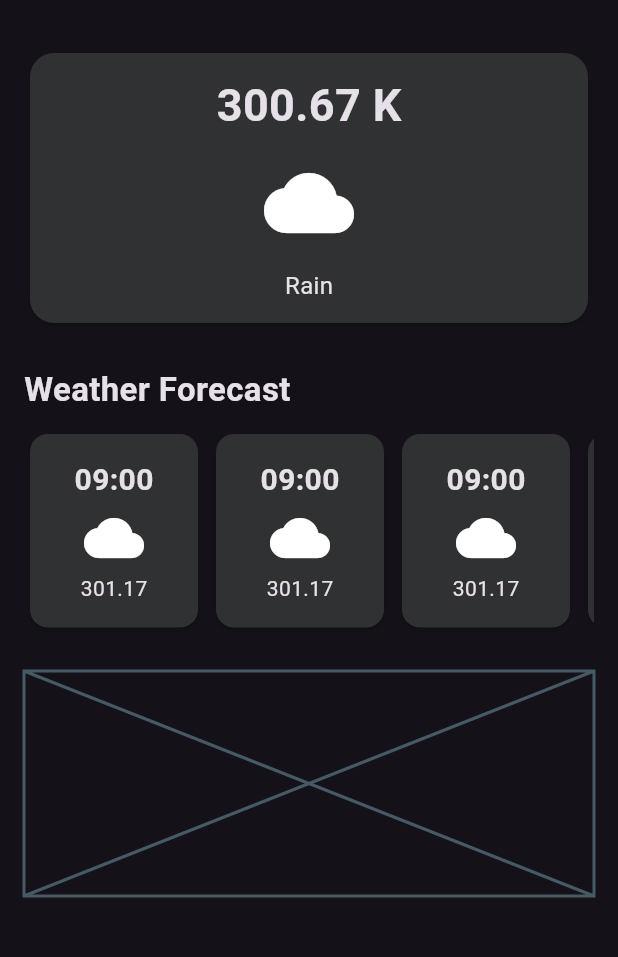
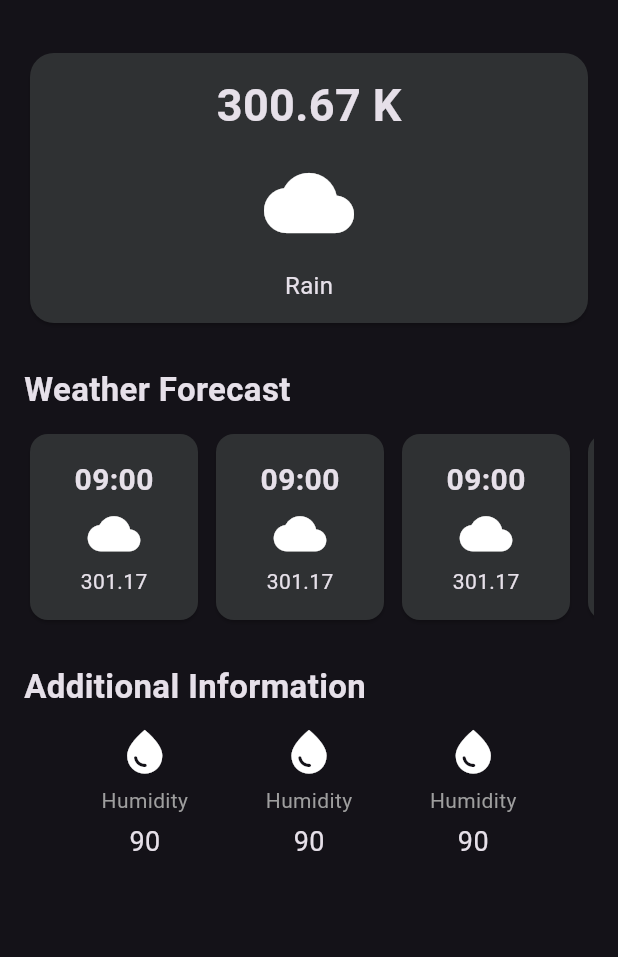
Before and after one commit to VannetNang/website-app-flutter, a Flutter app: the screen it shows after launch, on a phone screen of 412 x 824 dp, the part 61-1018 px from its top. Run offline on Flutter 3.47's test engine with Material 3 defaults, Android fonts, the phone set to English and light mode, and no system bars.

Commit message:
- Finished Additional Info Component - Created the AdditionalInformationComponent for further re-usable code

```diff
--- /dev/null
+++ b/lib/additional_information_component.dart
@@ -0,0 +1,18 @@
+import 'package:flutter/material.dart';
+
+class AdditionalInformationComponent extends StatelessWidget {
+  const AdditionalInformationComponent({super.key});
+
+  @override
+  Widget build(BuildContext context) {
+    return Column(
+      children: [
+        Icon(Icons.water_drop, size: 35),
+        const SizedBox(height: 5),
+        Text('Humidity', style: TextStyle(color: Colors.grey),),
+        const SizedBox(height: 5),
+        Text('90', style: TextStyle(fontSize: 18),),
+      ],
+    );
+  }
+}
--- a/lib/hourly_forecast_component.dart
+++ b/lib/hourly_forecast_component.dart
@@ -18,7 +18,7 @@ class HourlyForecastComponent extends StatelessWidget {
                 '09:00',
                 style: TextStyle(fontSize: 20, fontWeight: FontWeight.bold),
               ),
-              Icon(Icons.cloud, size: 40),
+              Icon(Icons.cloud, size: 35),
               Text('301.17'),
             ],
           ),
--- a/lib/weather_app.dart
+++ b/lib/weather_app.dart
@@ -1,4 +1,5 @@
 import 'package:flutter/material.dart';
+import 'package:weather_app_flutter/additional_information_component.dart';
 import 'package:weather_app_flutter/hourly_forecast_component.dart';
 
 class WeatherApp extends StatelessWidget {
@@ -79,7 +80,23 @@ class WeatherApp extends StatelessWidget {
 
             // Additional information
             const SizedBox(height: 25),
-            Placeholder(fallbackHeight: 150),
+            Container(
+              alignment: AlignmentGeometry.centerLeft,
+              child: Text(
+                'Additional Information',
+                style: TextStyle(fontSize: 22, fontWeight: FontWeight.w700),
+              ),
+            ),
+
+            const SizedBox(height: 10),
+            Row(
+              mainAxisAlignment: MainAxisAlignment.spaceEvenly,
+              children: [
+                AdditionalInformationComponent(),
+                AdditionalInformationComponent(),
+                AdditionalInformationComponent(),
+              ],
+            ),
           ],
         ),
       ),
```
